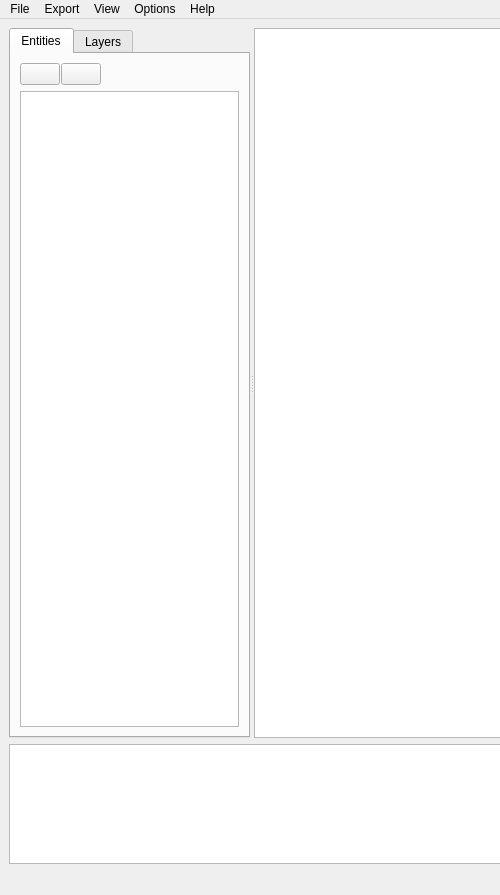
Qt form dxf2gcode_pyQt4_ui/dxf2gcode_pyQt4_ui.ui (joco-nz/dxf2gcode-plasma) before a commit; both pictures show x 0 to 500 and y 0 to 895 of the 1146 by 895 pixel window.
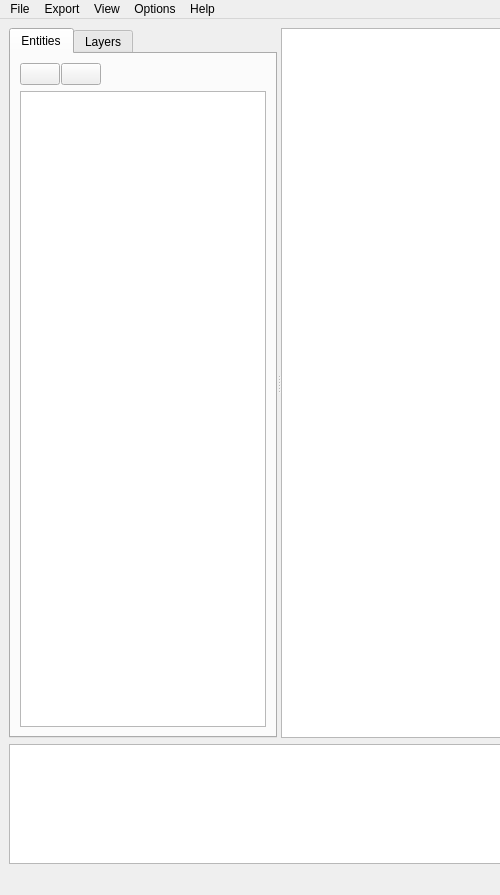
The same form after that commit. Icons and pictures are not drawn. Custom widgets are drawn as their Qt base class.

Commit message: branches/dxf2gcode_pyQT4_xavier: added a checkbox column to enable / disable path optimisation for a shape

The edit to the form file:
```diff
--- a/dxf2gcode_pyQt4_ui/dxf2gcode_pyQt4_ui.ui
+++ b/dxf2gcode_pyQt4_ui/dxf2gcode_pyQt4_ui.ui
@@ -26,7 +26,7 @@
       <widget class="QTabWidget" name="mytabWidget">
        <property name="sizePolicy">
         <sizepolicy hsizetype="Preferred" vsizetype="Expanding">
-         <horstretch>1</horstretch>
+         <horstretch>2</horstretch>
          <verstretch>0</verstretch>
         </sizepolicy>
        </property>
@@ -471,7 +471,7 @@
       <widget class="MyGraphicsView" name="MyGraphicsView">
        <property name="sizePolicy">
         <sizepolicy hsizetype="Expanding" vsizetype="Expanding">
-         <horstretch>4</horstretch>
+         <horstretch>7</horstretch>
          <verstretch>0</verstretch>
         </sizepolicy>
        </property>
```
The commit also changes 3 other files.
